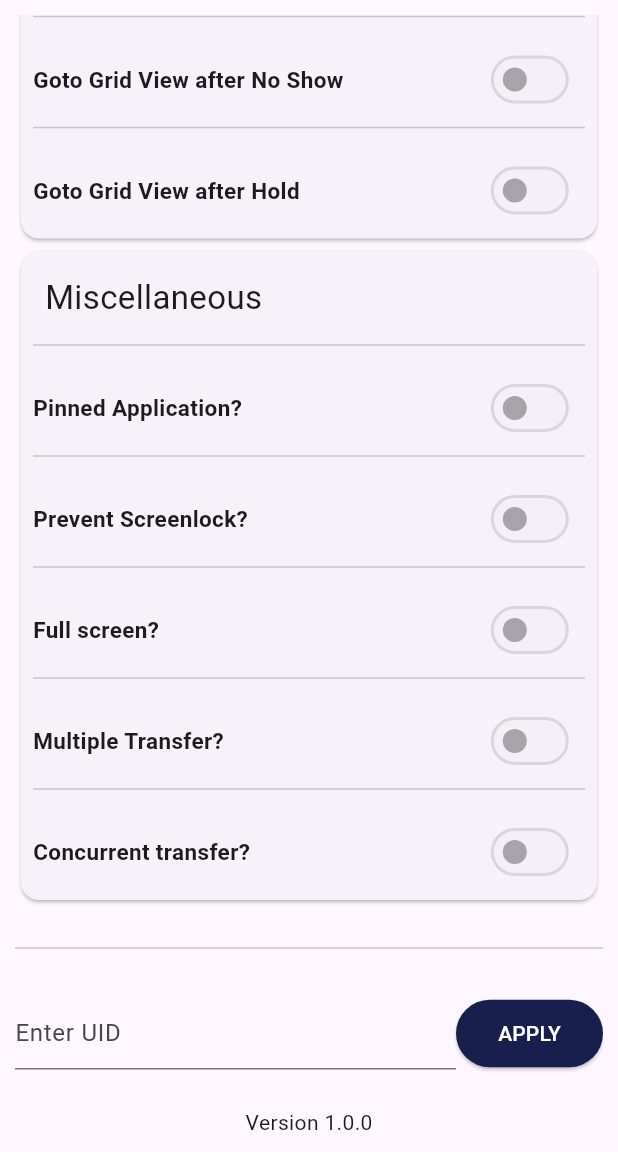
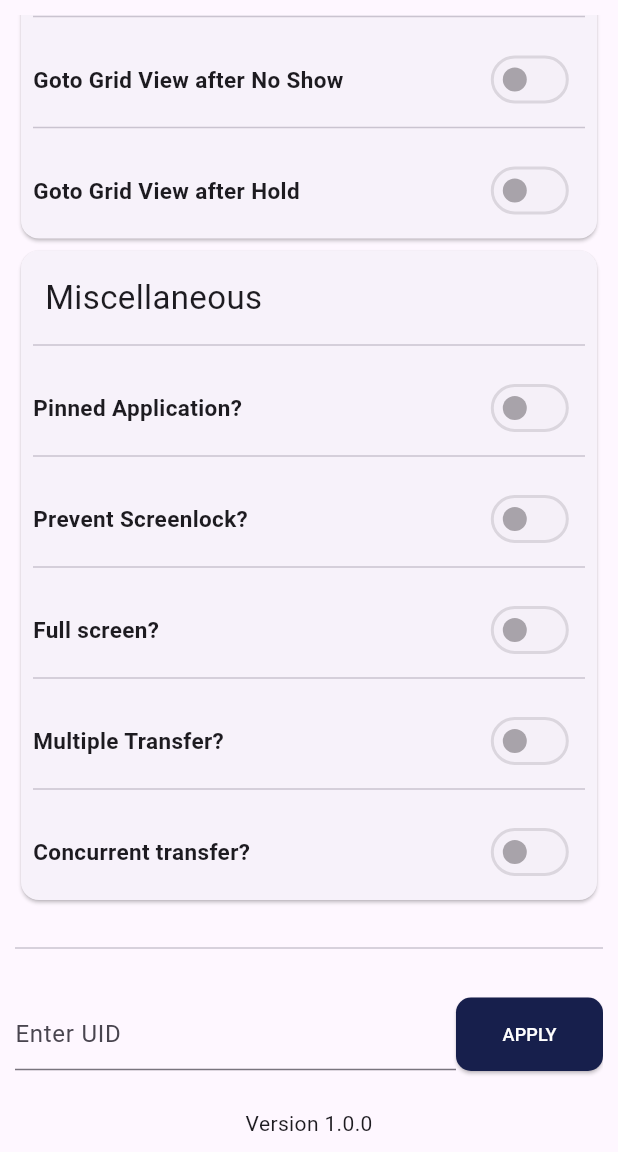
Before and after one commit to JaseemCA/One_App, a Flutter app: the SettingsScreen screen opened directly, scrolled down 2433 dp, on a phone screen of 412 x 824 dp, the part 84-1236 px from its top. Run offline on Flutter 3.47's test engine with Material 3 defaults, Android fonts, the light colour scheme and no system bars; our stand-ins replace flutter_bloc, flutter_svg, hydrated_bloc.

Commit message:
settings

```diff
--- a/lib/common/widgets/button/custom_button.dart
+++ b/lib/common/widgets/button/custom_button.dart
@@ -7,6 +7,7 @@ class CustomElevatedButton extends StatelessWidget {
   final Color? backgroundColor;
   final Color textColor;
   final double fontSize;
+  final double? textSize;
 
   const CustomElevatedButton({
     super.key,
@@ -15,6 +16,7 @@ class CustomElevatedButton extends StatelessWidget {
     this.backgroundColor,
     this.textColor = Colors.white,
     this.fontSize = 17,
+    this.textSize,
   });
 
   @override
@@ -39,7 +41,7 @@ class CustomElevatedButton extends StatelessWidget {
         padding: const EdgeInsets.symmetric(vertical: 16, horizontal: 5),
         child: Text(
           text,
-          style: TextStyle(fontSize: fontSize, color: textColor),
+          style: TextStyle(fontSize: textSize ?? fontSize, color: textColor),
         ),
       ),
     );
--- a/lib/presentation/settings_page/settings_page.dart
+++ b/lib/presentation/settings_page/settings_page.dart
@@ -1,4 +1,5 @@
 import 'package:flutter/material.dart';
+import 'package:oneappcounter/common/widgets/button/custom_button.dart';
 import 'package:oneappcounter/core/config/color/appcolors.dart';
 
 class SettingsScreen extends StatefulWidget {
@@ -111,11 +112,11 @@ class _SettingsScreenState extends State<SettingsScreen> {
                     ),
                   ),
                   Expanded(
-                    child: ElevatedButton(
-                      onPressed: () {},
-                      child: const Text('APPLY'),
-                    ),
-                  )
+                      child: CustomElevatedButton(
+                    text: "APPLY",
+                    onPressed: () {},
+                    fontSize: 12,
+                  ))
                 ],
               ),
               const SizedBox(height: 25),
```
